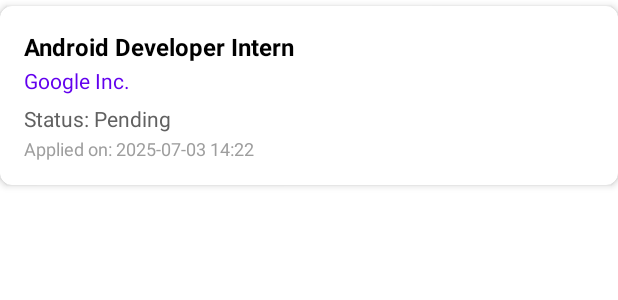
After one commit to 082588256/PRM392, an Android app: the layout item_application.xml on its own in the app's theme, with its tools: preview values and no code run, on a phone screen of 412 x 824 dp. The commit adds this screen. Shown: the top 300 px of the screen. Run offline under Robolectric (Android 15) with nearby library versions, the phone set to English and light mode, and no system bars.

Commit message:
merge KhanhPQHE160577

```diff
--- a/app/src/main/AndroidManifest.xml
+++ b/app/src/main/AndroidManifest.xml
@@ -39,8 +39,13 @@
         <activity
             android:name=".activity.student.InternshipDetailActivity"
             android:exported="false" />
+
         <activity
             android:name=".activity.student.ApplyActivity"
+            android:exported="false" />
+
+        <activity
+            android:name=".activity.student.AppliedJobsActivity"
             android:exported="false" />
 
 <!--        <activity-->
--- a/app/src/main/java/com/fptu/prm391/projectprm/activity/student/InternshipListActivity.java
+++ b/app/src/main/java/com/fptu/prm391/projectprm/activity/student/InternshipListActivity.java
@@ -20,6 +20,7 @@ import com.fptu.prm391.projectprm.db.DatabaseHelper;
 import com.fptu.prm391.projectprm.db.InternshipDAO;
 import com.fptu.prm391.projectprm.model.Internship;
 import com.fptu.prm391.projectprm.util.SharedPrefManager;
+import com.google.android.material.floatingactionbutton.FloatingActionButton;
 
 
 import java.text.ParseException;
@@ -64,6 +65,11 @@ public class InternshipListActivity extends AppCompatActivity implements Interns
             Intent intent = new Intent(this, LoginActivity.class);
             intent.setFlags(Intent.FLAG_ACTIVITY_NEW_TASK | Intent.FLAG_ACTIVITY_CLEAR_TASK);
             startActivity(intent);
+        });
+
+        FloatingActionButton btnViewApplications = findViewById(R.id.btnViewApplications);
+        btnViewApplications.setOnClickListener(v -> {
+            startActivity(new Intent(this, AppliedJobsActivity.class));
         });
     }
 
--- /dev/null
+++ b/app/src/main/res/layout/item_application.xml
@@ -0,0 +1,53 @@
+<?xml version="1.0" encoding="utf-8"?>
+<androidx.cardview.widget.CardView xmlns:android="http://schemas.android.com/apk/res/android"
+    xmlns:app="http://schemas.android.com/apk/res-auto"
+    android:layout_width="match_parent"
+    android:layout_height="wrap_content"
+    android:layout_marginBottom="8dp"
+    android:layout_marginTop="4dp"
+    app:cardElevation="3dp"
+    app:cardCornerRadius="8dp">
+
+    <LinearLayout
+        android:layout_width="match_parent"
+        android:layout_height="wrap_content"
+        android:orientation="vertical"
+        android:padding="16dp">
+
+        <TextView
+            android:id="@+id/tvAppTitle"
+            android:layout_width="match_parent"
+            android:layout_height="wrap_content"
+            android:text="Android Developer Intern"
+            android:textSize="16sp"
+            android:textStyle="bold"
+            android:textColor="@color/black" />
+
+        <TextView
+            android:id="@+id/tvAppCompany"
+            android:layout_width="match_parent"
+            android:layout_height="wrap_content"
+            android:text="Google Inc."
+            android:textColor="@color/colorPrimary"
+            android:textSize="14sp"
+            android:layout_marginTop="2dp" />
+
+        <TextView
+            android:id="@+id/tvAppStatus"
+            android:layout_width="match_parent"
+            android:layout_height="wrap_content"
+            android:text="Status: Pending"
+            android:textColor="@color/gray_dark"
+            android:layout_marginTop="6dp"
+            android:textSize="14sp" />
+
+        <TextView
+            android:id="@+id/tvAppAppliedAt"
+            android:layout_width="match_parent"
+            android:layout_height="wrap_content"
+            android:text="Applied on: 2025-07-03 14:22"
+            android:textColor="@color/gray"
+            android:textSize="12sp"
+            android:layout_marginTop="2dp" />
+    </LinearLayout>
+</androidx.cardview.widget.CardView>
```
Also changed, not shown: app/src/main/java/com/fptu/prm391/projectprm/activity/student/AppliedJobsActivity.java (added, +46 -0 lines), app/src/main/java/com/fptu/prm391/projectprm/adapter/ApplicationAdapter.java (added, +67 -0 lines), app/src/main/java/com/fptu/prm391/projectprm/db/ApplicationDAO.java (+61 -0 lines), app/src/main/res/layout/activity_applied_jobs.xml (added, +23 -0 lines), app/src/main/res/layout/activity_internship_list.xml (+10 -0 lines), app/src/main/res/drawable/ic_history.png (added), 1 other file.
